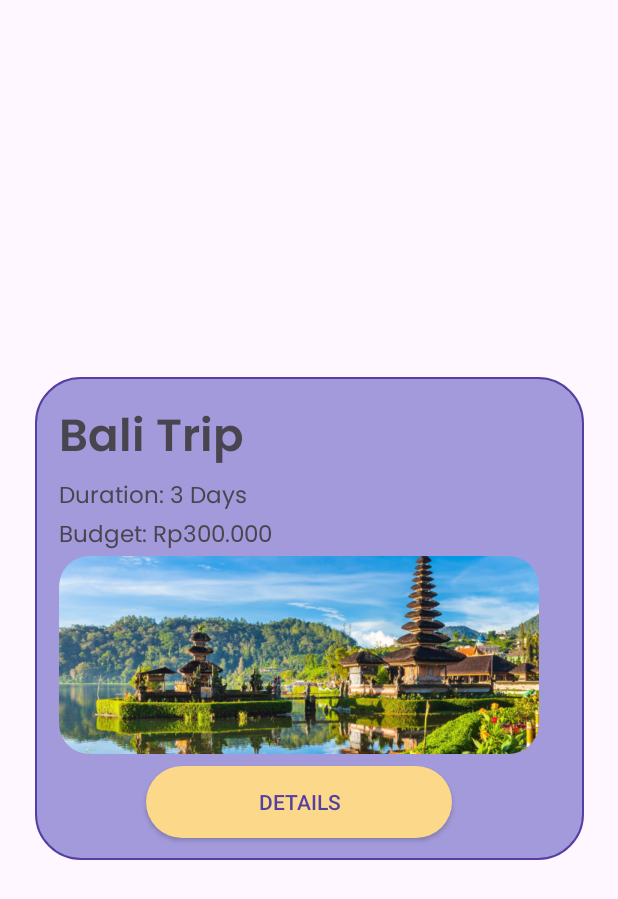
After one commit to Bangkit-Capstone-Project-CH2-PS025/mobile-development, an Android app: the layout saved_place_item.xml on its own in the app's theme, with its tools: preview values and no code run, on a phone screen of 412 x 824 dp. The commit adds this screen. Shown: the top 899 px of the screen. Run offline under Robolectric (Android 15) with nearby library versions, the phone set to English and light mode, and no system bars; Roboto replaces fonts that are not available here.

Commit message:
feat: slicing layout saved_place

```diff
--- /dev/null
+++ b/app/src/main/res/drawable/saved_place_background.xml
@@ -0,0 +1,10 @@
+<?xml version="1.0" encoding="utf-8"?>
+<selector xmlns:android="http://schemas.android.com/apk/res/android">
+    <item>
+        <shape>
+            <solid android:color="#A39ADB" />
+            <corners android:radius="30dp" />
+            <stroke android:width="1dp" android:color="@color/purple" />
+        </shape>
+    </item>
+</selector>
--- a/app/src/main/res/layout/fragment_saved_place.xml
+++ b/app/src/main/res/layout/fragment_saved_place.xml
@@ -1,14 +1,13 @@
 <?xml version="1.0" encoding="utf-8"?>
-<FrameLayout xmlns:android="http://schemas.android.com/apk/res/android"
+<androidx.constraintlayout.widget.ConstraintLayout xmlns:android="http://schemas.android.com/apk/res/android"
     xmlns:tools="http://schemas.android.com/tools"
     android:layout_width="match_parent"
     android:layout_height="match_parent"
     tools:context=".ui.SavedPlaceFragment">
 
-    <!-- TODO: Update blank fragment layout -->
-    <TextView
+
+    <androidx.recyclerview.widget.RecyclerView
         android:layout_width="match_parent"
         android:layout_height="match_parent"
-        android:text="@string/hello_blank_fragment" />
-
-</FrameLayout>
+        tools:listitem="@layout/saved_place_item"/>
+</androidx.constraintlayout.widget.ConstraintLayout>
--- /dev/null
+++ b/app/src/main/res/layout/saved_place_item.xml
@@ -0,0 +1,70 @@
+<?xml version="1.0" encoding="utf-8"?>
+<androidx.constraintlayout.widget.ConstraintLayout xmlns:android="http://schemas.android.com/apk/res/android"
+    xmlns:app="http://schemas.android.com/apk/res-auto"
+    android:layout_width="match_parent"
+    android:layout_height="match_parent">
+
+    <ImageView
+        android:id="@+id/iv_default_saved_place"
+        android:layout_width="366dp"
+        android:layout_height="322dp"
+        android:src="@drawable/saved_place_background"
+        app:layout_constraintBottom_toBottomOf="parent"
+        app:layout_constraintEnd_toEndOf="parent"
+        app:layout_constraintStart_toStartOf="parent"
+        app:layout_constraintTop_toTopOf="parent" />
+
+    <TextView
+        android:id="@+id/tv_trip_name_saved"
+        android:layout_width="wrap_content"
+        android:layout_height="wrap_content"
+        android:layout_marginStart="16dp"
+        android:layout_marginTop="16dp"
+        android:fontFamily="@font/poppins_semibold"
+        android:text="Bali Trip"
+        android:textSize="30sp"
+        app:layout_constraintStart_toStartOf="@+id/iv_default_saved_place"
+        app:layout_constraintTop_toTopOf="@+id/iv_default_saved_place" />
+
+    <TextView
+        android:id="@+id/tv_duration_name_saved"
+        android:layout_width="wrap_content"
+        android:layout_height="wrap_content"
+        android:text="Duration: 3 Days"
+        android:fontFamily="@font/poppins"
+        android:textSize="15sp"
+        app:layout_constraintStart_toStartOf="@+id/tv_trip_name_saved"
+        app:layout_constraintTop_toBottomOf="@+id/tv_trip_name_saved" />
+
+    <TextView
+        android:id="@+id/tv_budget_saved"
+        android:layout_width="wrap_content"
+        android:layout_height="wrap_content"
+        android:fontFamily="@font/poppins"
+        android:text="Budget: Rp300.000"
+        android:textSize="15sp"
+        app:layout_constraintStart_toStartOf="@+id/tv_duration_name_saved"
+        app:layout_constraintTop_toBottomOf="@+id/tv_duration_name_saved" />
+
+    <com.google.android.material.imageview.ShapeableImageView
+        android:id="@+id/iv_saved_place"
+        android:layout_width="320dp"
+        android:layout_height="132dp"
+        android:scaleType="centerCrop"
+        android:src="@drawable/img_bali"
+        app:layout_constraintStart_toStartOf="@+id/tv_budget_saved"
+        app:layout_constraintTop_toBottomOf="@+id/tv_budget_saved"
+        app:shapeAppearanceOverlay="@style/RoundedSquare" />
+
+    <com.itinergo.utils.SecondaryButton
+        android:id="@+id/btn_details_saved_place"
+        android:layout_width="204dp"
+        android:layout_height="48dp"
+        android:layout_marginTop="8dp"
+        android:text="Details"
+        android:textColor="@color/purple"
+        app:layout_constraintEnd_toEndOf="@+id/iv_saved_place"
+        app:layout_constraintStart_toStartOf="@+id/iv_saved_place"
+        app:layout_constraintTop_toBottomOf="@+id/iv_saved_place" />
+
+</androidx.constraintlayout.widget.ConstraintLayout>
```
Also changed, not shown: app/src/main/res/drawable/img_bali.png (added).
